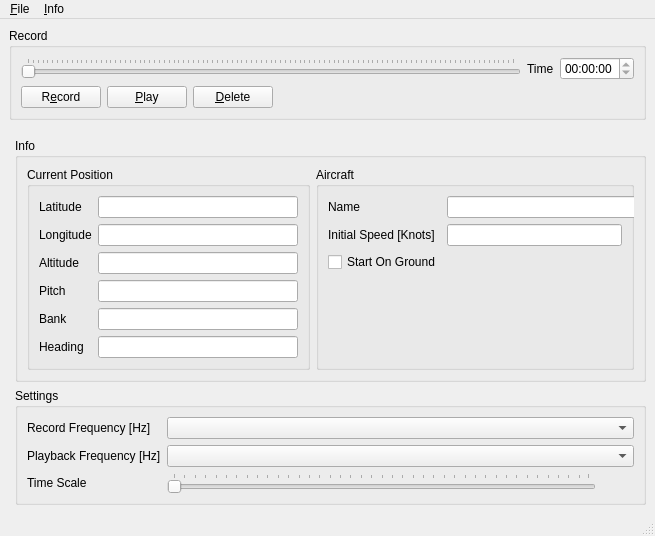
Before: the Qt Designer form src/UserInterface/src/MainWindow.ui in till213/SkyDolly, drawn with Qt 5.
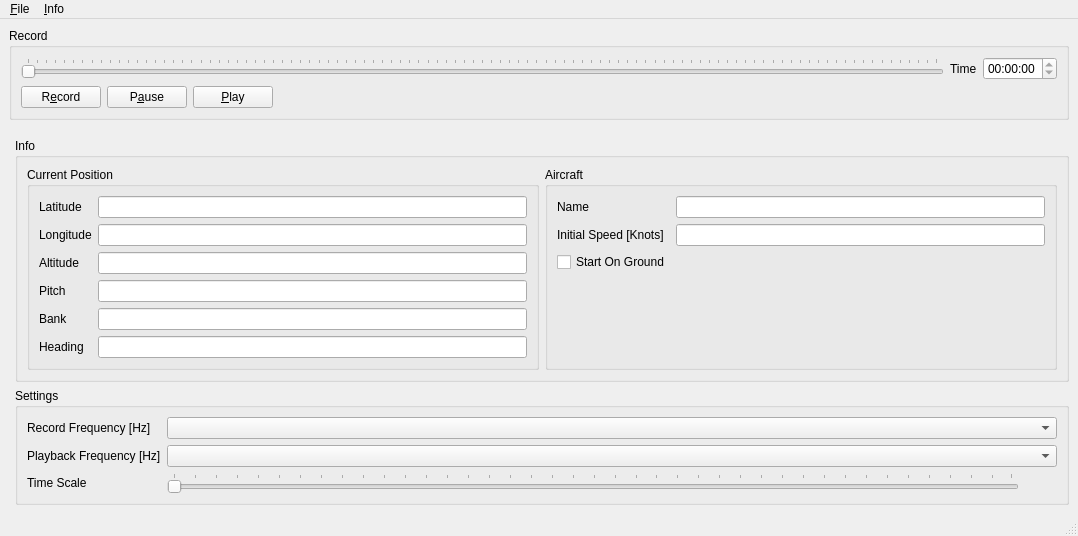
After: the same form once the commit is applied.

Commit message: Add pause button, update UI according to record/pause/play state.

Patch:
```diff
--- a/src/UserInterface/src/MainWindow.ui
+++ b/src/UserInterface/src/MainWindow.ui
@@ -6,7 +6,7 @@
    <rect>
     <x>0</x>
     <y>0</y>
-    <width>637</width>
+    <width>1078</width>
     <height>536</height>
    </rect>
   </property>
@@ -87,6 +87,16 @@
              </property>
             </widget>
            </item>
+           <item>
+            <widget class="QPushButton" name="pausePushButton">
+             <property name="text">
+              <string>P&amp;ause</string>
+             </property>
+             <property name="checkable">
+              <bool>true</bool>
+             </property>
+            </widget>
+           </item>
            <item>
             <widget class="QPushButton" name="playPushButton">
              <property name="text">
@@ -97,13 +107,6 @@
              </property>
             </widget>
            </item>
-           <item>
-            <widget class="QPushButton" name="deletePushButton">
-             <property name="text">
-              <string>&amp;Delete</string>
-             </property>
-            </widget>
-           </item>
            <item>
             <spacer name="horizontalSpacer">
              <property name="orientation">
@@ -142,12 +145,12 @@
       <property name="title">
        <string>Info</string>
       </property>
-      <layout class="QFormLayout" name="formLayout_5">
+      <layout class="QGridLayout" name="gridLayout">
        <item row="0" column="0">
         <widget class="QGroupBox" name="groupBox_3">
          <property name="minimumSize">
           <size>
-           <width>200</width>
+           <width>512</width>
            <height>0</height>
           </size>
          </property>
@@ -252,51 +255,64 @@
         <widget class="QGroupBox" name="groupBox_2">
          <property name="minimumSize">
           <size>
-           <width>200</width>
+           <width>512</width>
            <height>0</height>
           </size>
          </property>
          <property name="title">
           <string>Aircraft</string>
          </property>
-         <layout class="QFormLayout" name="formLayout_2">
-          <item row="0" column="0">
-           <widget class="QLabel" name="label_4">
+         <layout class="QGridLayout" name="gridLayout_2">
+          <item row="3" column="0">
+           <widget class="QCheckBox" name="startOnGroundCheckBox">
             <property name="text">
-             <string>Name</string>
+             <string>Start On Ground</string>
             </property>
            </widget>
           </item>
-          <item row="0" column="1">
-           <widget class="QLineEdit" name="nameLineEdit">
-            <property name="minimumSize">
-             <size>
-              <width>200</width>
-              <height>0</height>
-             </size>
-            </property>
-            <property name="readOnly">
-             <bool>true</bool>
-            </property>
-           </widget>
-          </item>
-          <item row="1" column="0">
+          <item row="2" column="0">
            <widget class="QLabel" name="label_12">
             <property name="text">
              <string>Initial Speed [Knots]</string>
             </property>
            </widget>
           </item>
-          <item row="1" column="1">
+          <item row="2" column="1">
            <widget class="QLineEdit" name="initialAirspeedLineEdit"/>
           </item>
-          <item row="2" column="0">
-           <widget class="QCheckBox" name="startOnGroundCheckBox">
+          <item row="1" column="1">
+           <widget class="QLineEdit" name="nameLineEdit">
+            <property name="minimumSize">
+             <size>
+              <width>200</width>
+              <height>0</height>
+             </size>
+            </property>
+            <property name="readOnly">
+             <bool>true</bool>
+            </property>
+           </widget>
+          </item>
+          <item row="1" column="0">
+           <widget class="QLabel" name="label_4">
             <property name="text">
-             <string>Start On Ground</string>
+             <string>Name</string>
             </property>
            </widget>
           </item>
+          <item row="4" column="0">
+           <spacer name="verticalSpacer_2">
+            <property name="orientation">
+             <enum>Qt::Vertical</enum>
+            </property>
+            <property name="sizeHint" stdset="0">
+             <size>
+              <width>20</width>
+              <height>40</height>
+             </size>
+            </property>
+           </spacer>
+          </item>
          </layout>
         </widget>
        </item>
@@ -392,7 +408,7 @@
     <rect>
      <x>0</x>
      <y>0</y>
-     <width>637</width>
+     <width>1078</width>
      <height>21</height>
     </rect>
    </property>
```
The commit also changes 9 other files.
